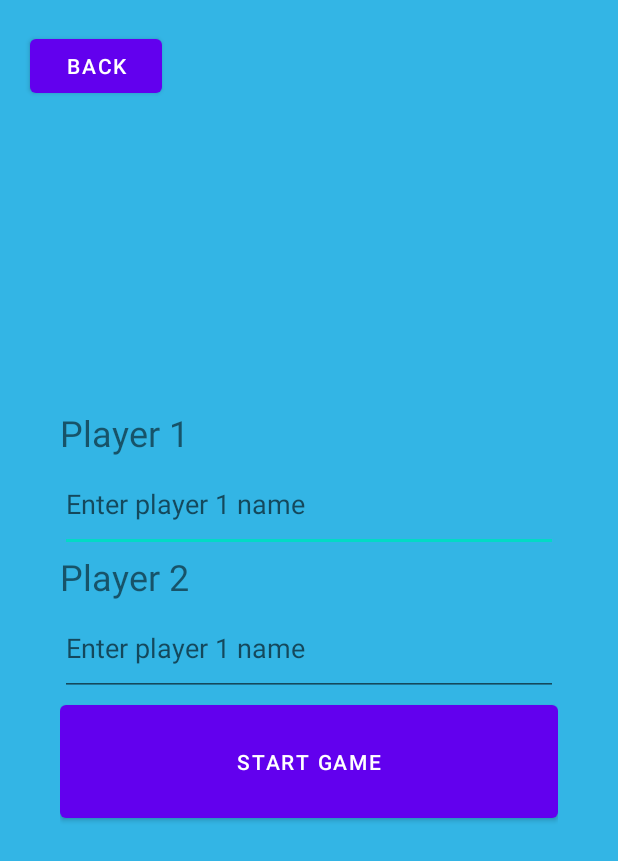
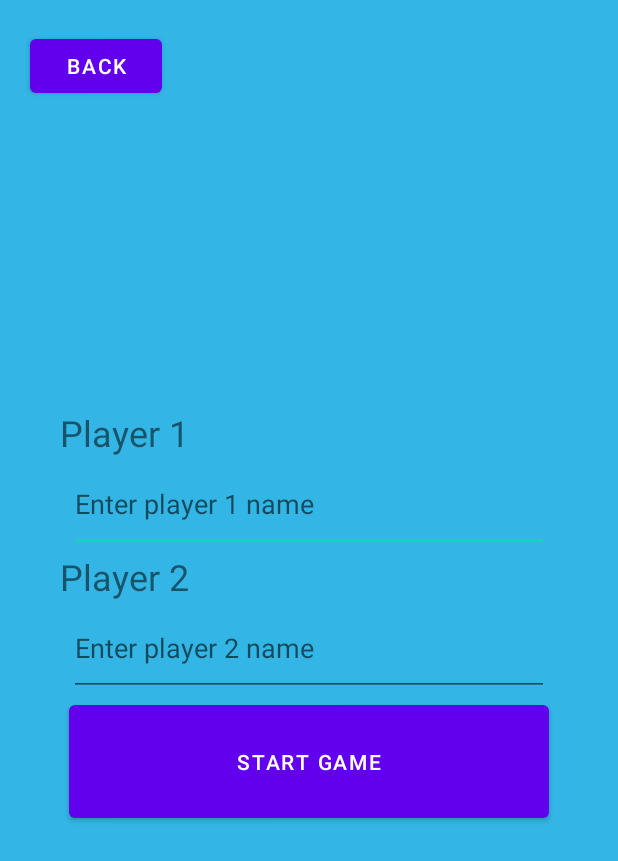
Before and after one commit to rogerfinnerty/Android-Chess-App, an Android app: the screen it shows after launch (user_names), after a tap on "NEW GAME", on a phone screen of 412 x 824 dp. Shown: the top 861 px of the screen. Run offline under Robolectric (Android 15) with nearby library versions, the phone set to English and light mode, and no system bars; our stand-ins replace navigation-ui.

Commit message:
general changes/ added rules

```diff
--- a/app/src/main/java/com/example/group12project/Chessboard.java
+++ b/app/src/main/java/com/example/group12project/Chessboard.java
@@ -47,8 +47,8 @@ public class Chessboard extends AppCompatActivity implements View.OnClickListene
 
     boolean gameover = false;
     Coordinates whiteKingCoord;
-    boolean whiteThreatMap[][];
-    boolean blackThreatMap[][];
+    boolean[][] whiteThreatMap;
+    boolean[][] blackThreatMap;
     Coordinates blackKingCoord;
     String WhiteName;
     String BlackName;
@@ -159,7 +159,7 @@ public class Chessboard extends AppCompatActivity implements View.OnClickListene
             }
         });
 
-        Switch piece_btn = (Switch) findViewById(R.id.piece_btn);
+        @SuppressLint("UseSwitchCompatOrMaterialCode") Switch piece_btn = findViewById(R.id.piece_btn);
         piece_btn.setChecked(true);
         piece_btn.setOnClickListener(v -> {
             piece_theme = !piece_theme;
--- a/app/src/main/java/com/example/group12project/MainActivity.java
+++ b/app/src/main/java/com/example/group12project/MainActivity.java
@@ -31,11 +31,20 @@ import java.util.Vector;
 
 public class MainActivity extends AppCompatActivity {
 
-    // Vector to store entries with a name and number of wins for the leaderboard
-    private static final Vector<Vector<String>> names_wins = new Vector<>();
-    // Function to access the vector across activities
-    public static Vector<Vector<String>> getLeaderboardVector(){
-        return names_wins;
+    @Override
+    protected void onCreate(Bundle savedInstanceState) {
+        super.onCreate(savedInstanceState);
+        setContentView(R.layout.activity_main);    // Display main menu
+
+        Button new_game = (Button) findViewById(R.id.new_game);
+        Button leaderboard = (Button) findViewById(R.id.leaderboard);
+        Button new_vs_bot = (Button) findViewById(R.id.Bot);
+        Button rules_btn = (Button) findViewById(R.id.rules);
+
+        new_game.setOnClickListener(view -> goToUserNames());
+        new_vs_bot.setOnClickListener(view -> newBot());
+        leaderboard.setOnClickListener(view -> goToLeaderboard());
+        rules_btn.setOnClickListener(view -> goToRules());
     }
 
     // Function to switch from main activity to usernames activity
@@ -54,20 +63,11 @@ public class MainActivity extends AppCompatActivity {
         startActivity(intent);
     }
 
+    protected void goToRules(){
+        Intent i = new Intent(this, Rules.class);
+        startActivity(i);
+    }
 
-    @Override
-    protected void onCreate(Bundle savedInstanceState) {
-        super.onCreate(savedInstanceState);
-        setContentView(R.layout.activity_main);    // Display main menu
-
-        Button new_game = (Button) findViewById(R.id.new_game);
-        Button leaderboard = (Button) findViewById(R.id.leaderboard);
-        Button new_vs_bot = (Button) findViewById(R.id.Bot);
-
-        new_game.setOnClickListener(view -> goToUserNames());
-        new_vs_bot.setOnClickListener(view -> newBot());
-        leaderboard.setOnClickListener(view -> goToLeaderboard());
-    }
     private void makeToast() {
         final Handler handler = new Handler();
         handler.post(new Runnable() {
--- a/app/src/main/java/com/example/group12project/Row.java
+++ b/app/src/main/java/com/example/group12project/Row.java
@@ -8,7 +8,7 @@ public class Row implements Comparable<Row>{
         this.wins = w;
     }
     public String getName(){ return name; }
-    public int getWins(){ return (int)wins; }
+    public int getWins(){ return wins; }
     public void setName(String newName){ this.name = newName;}
     public void setWins(Integer w){ this.wins = w; }
 
--- a/app/src/main/java/com/example/group12project/user_names.java
+++ b/app/src/main/java/com/example/group12project/user_names.java
@@ -2,41 +2,36 @@ package com.example.group12project;
 
 import android.content.Intent;
 import android.os.Bundle;
-
-import com.google.android.material.snackbar.Snackbar;
+import android.widget.Button;
+import android.widget.EditText;
 
 import androidx.appcompat.app.AppCompatActivity;
 
-import android.view.View;
-import android.widget.Button;
-import android.widget.EditText;
-
-import androidx.navigation.NavController;
-import androidx.navigation.Navigation;
-import androidx.navigation.ui.AppBarConfiguration;
-import androidx.navigation.ui.NavigationUI;
-import java.util.Vector;
-
-import com.example.group12project.databinding.ActivityUserNamesBinding;
-
 public class user_names extends AppCompatActivity {
 
-    public Vector<String> goToBoard() {
-        Vector<String> names = new Vector<String>();
+    @Override
+    protected void onCreate(Bundle savedInstanceState) {
+        super.onCreate(savedInstanceState);
+        setContentView(R.layout.activity_user_names);
+
+        Button back_button = findViewById(R.id.back_button);
+        back_button.setOnClickListener(view -> goBack());
+        Button start_game = findViewById(R.id.start_game);
+        start_game.setOnClickListener(view -> goToBoard());
+    }
+
+
+    public void goToBoard() {
         Intent intent_1 = new Intent(this, Chessboard.class);
 
-        EditText t1 = (EditText) findViewById(R.id.player_one_name);
-        EditText t2 = (EditText) findViewById(R.id.player_two_name);
+        // add names from EditText elements
+        EditText t1 = findViewById(R.id.player_one_name);
+        EditText t2 = findViewById(R.id.player_two_name);
         intent_1.putExtra("WhiteName", String.valueOf(t1.getText()));
         intent_1.putExtra("BlackName", String.valueOf(t2.getText()));
         intent_1.putExtra("Bot", false);
+        // go to chessboard
         startActivity(intent_1);
-
-        // Save names entered by users
-        names.add(String.valueOf(t1.getText()));
-        names.add(String.valueOf(t2.getText()));
-
-        return names;
     }
 
     public void goBack(){
@@ -44,14 +39,4 @@ public class user_names extends AppCompatActivity {
         startActivity(intent_2);
     }
 
-    @Override
-    protected void onCreate(Bundle savedInstanceState) {
-        super.onCreate(savedInstanceState);
-        setContentView(R.layout.activity_user_names);
-
-        Button back_button = (Button) findViewById(R.id.back_button);
-        back_button.setOnClickListener(view -> goBack());
-        Button start_game = (Button) findViewById(R.id.start_game);
-        start_game.setOnClickListener(view -> goToBoard());
-    }
 }
--- a/app/src/main/res/layout/activity_user_names.xml
+++ b/app/src/main/res/layout/activity_user_names.xml
@@ -1,6 +1,5 @@
 <?xml version="1.0" encoding="utf-8"?>
 <androidx.coordinatorlayout.widget.CoordinatorLayout xmlns:android="http://schemas.android.com/apk/res/android"
-    xmlns:app="http://schemas.android.com/apk/res-auto"
     xmlns:tools="http://schemas.android.com/tools"
     android:layout_width="match_parent"
     android:layout_height="match_parent"
@@ -10,7 +9,7 @@
         android:id="@+id/back_button"
         android:layout_width="wrap_content"
         android:layout_height="wrap_content"
-        android:text="BACK"
+        android:text="@string/back"
         android:translationX="20dp"
         android:translationY="20dp"/>
 
@@ -25,35 +24,36 @@
         <TextView
             android:layout_width="match_parent"
             android:layout_height="wrap_content"
-            android:text="Player 1"
+            android:text="@string/player_1"
             android:textSize="24sp" />
 
         <EditText
             android:id="@+id/player_one_name"
-            android:layout_width="match_parent"
+            android:layout_width="320dp"
             android:layout_height="63dp"
-            android:hint="Enter player 1 name"
-            android:inputType="text" />
+            android:hint="@string/enter_player_1_name"
+            android:inputType="text"
+            android:autofillHints="p1" />
 
         <TextView
             android:layout_width="match_parent"
             android:layout_height="wrap_content"
-            android:text="Player 2"
+            android:text="@string/player_2"
             android:textSize="24sp" />
 
         <EditText
             android:id="@+id/player_two_name"
-            android:layout_width="match_parent"
+            android:layout_width="320dp"
             android:layout_height="63dp"
-            android:hint="Enter player 1 name"
-            android:inputType="text" />
+            android:hint="@string/enter_player_2_name"
+            android:inputType="text"
+            android:autofillHints="p2" />
 
         <Button
             android:id="@+id/start_game"
-            android:layout_width="match_parent"
+            android:layout_width="320dp"
             android:layout_height="87dp"
-            android:onClick="goToBoard"
-            android:text="Start Game" />
+            android:text="@string/start_game" />
 
     </LinearLayout>
 
--- a/app/src/main/res/layout/endgame_popup.xml
+++ /dev/null
@@ -1,6 +0,0 @@
-<?xml version="1.0" encoding="utf-8"?>
-<androidx.constraintlayout.widget.ConstraintLayout xmlns:android="http://schemas.android.com/apk/res/android"
-    android:layout_width="match_parent"
-    android:layout_height="match_parent">
-
-</androidx.constraintlayout.widget.ConstraintLayout>
--- a/app/src/main/res/values/strings.xml
+++ b/app/src/main/res/values/strings.xml
@@ -35,4 +35,18 @@
     <string name="leaderboard">Leaderboard</string>
     <string name="title_activity_leaderboard">Leaderboard</string>
     <string name="new_game_vs_bot">New Game vs Bot</string>
+    <string name="simplechess">SimpleChess</string>
+    <string name="chessicon">ChessIcon</string>
+    <string name="rules">Rules</string>
+    <string name="aggressive_bot">Aggressive Bot</string>
+    <string name="enter_player_2_name">Enter player 2 name</string>
+    <string name="enter_player_1_name">Enter player 1 name</string>
+    <string name="start_game">Start Game</string>
+    <string name="back">BACK</string>
+    <string name="challenger">Challenger</string>
+    <string name="enter_challenger_name">Enter challenger name</string>
+    <string name="piece_labels">Piece Labels</string>
+    <string name="first_paragraph">Chess is a traditional boardgame that is thousands of years old. It is played on an 8x8 grid of alternating black and white tiles, which act as the board, and 32 pieces, 16 black and 16 white. Player 1 has control over the white pieces, and Player 2 has control over the black pieces.</string>
+    <string name="second_paragraph">To the right are the pieces, ranked from top to bottom by their worth. For each color, there are 8 pawns, 2 knights, 2 bishops, 2 rooks, and one queen and king. Each piece is allowed to move according to specific rules, and they can take pieces of the other color, which are then discarded from the board. The goal is to take your opponent\'s King, or put the King in a position where there is no way for the opponent to avoid losing the King.</string>
+    <string name="third_paragraph">We invite you to try playing to learn more about each piece\'s moveset, as this game will not allow illegal movement. The game continues passing from one player\'s move to another until the King is put in that position of no movement (called checkmate). Each time a piece places itself in a way such that in the next turn, that piece can take the opposing player\'s King, the King is said to be \"in check\". You will see the King highlighted orange, and the player must move in such a way to stop that attack. At checkmate, the King will turn highlighted red, and the game will be over.</string>
 </resources>
```
Also changed, not shown: app/src/main/AndroidManifest.xml (+3 -4 lines), app/src/main/java/com/example/group12project/Leaderboard.java (+32 -32 lines), app/src/main/java/com/example/group12project/Rules.java (added, +24 -0 lines), app/src/main/java/com/example/group12project/SettingsActivity.java (deleted, +0 -33 lines), app/src/main/java/com/example/group12project/user_names_bot.java (+15 -10 lines), app/src/main/res/layout/activity_bot_names.xml (+17 -9 lines), app/src/main/res/layout/activity_main.xml (+14 -6 lines), app/src/main/res/layout/activity_rules.xml (added, +93 -0 lines), app/src/main/res/layout/activity_settings.xml (deleted, +0 -9 lines), app/src/main/res/drawable/rules.png (added).
